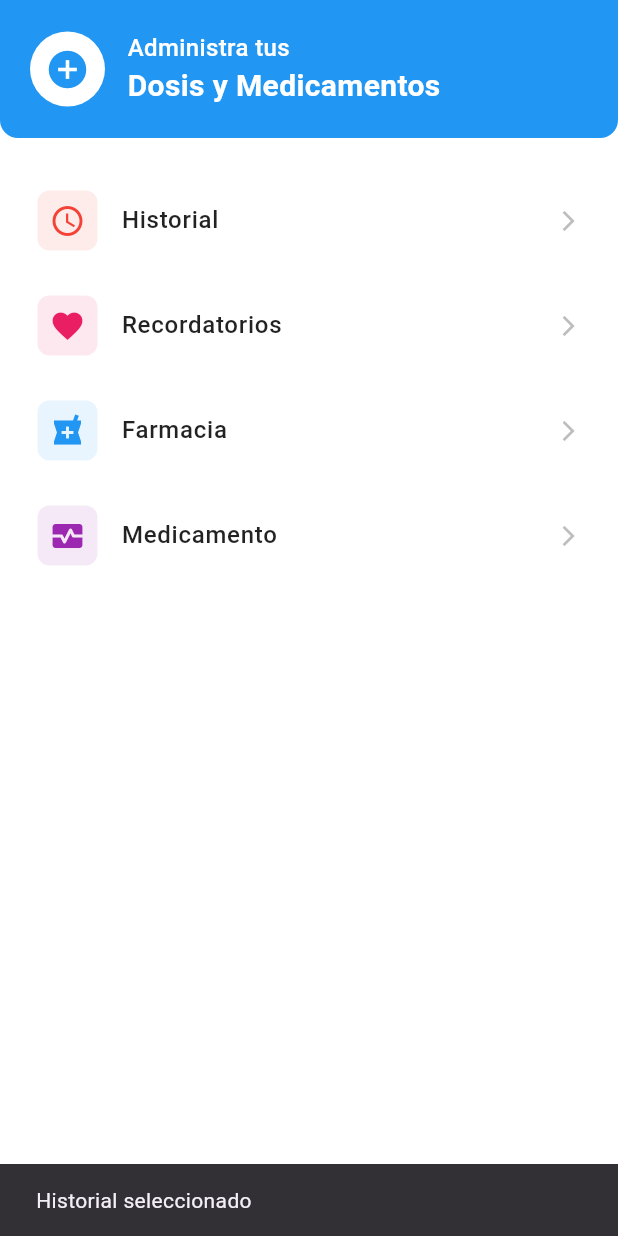
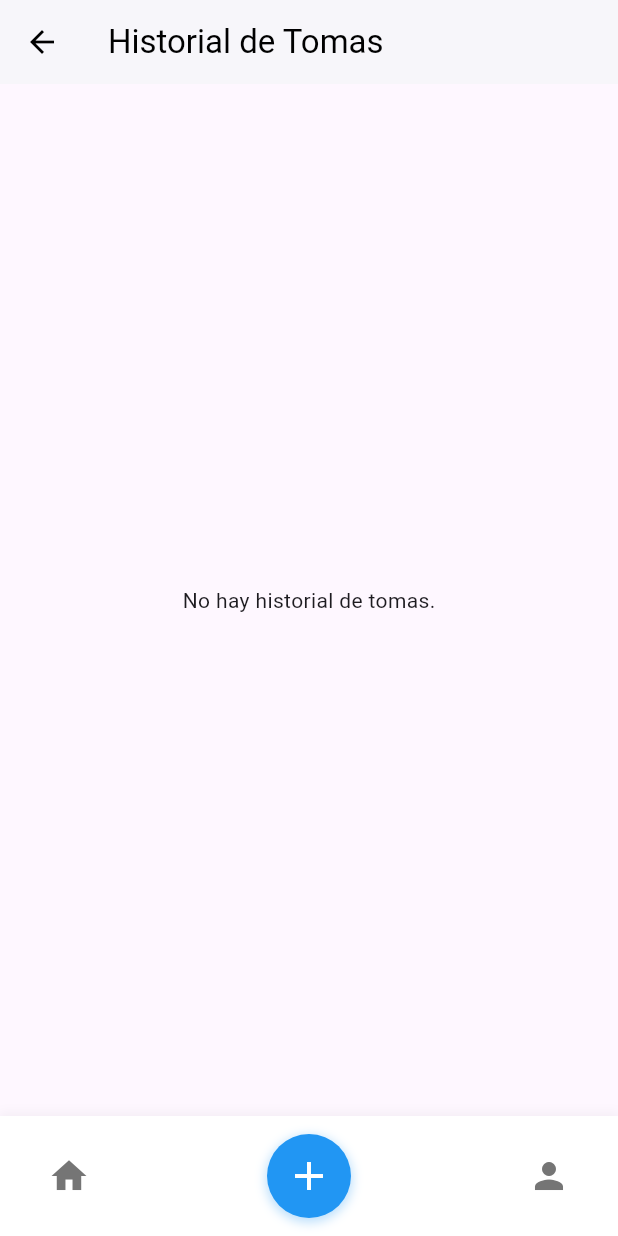
Before and after one commit to Diomastrio/medigo, a Flutter app: the MenuScreen widget shown alone on an empty page, opened directly with empty values, after a tap on "Historial", on a phone screen of 412 x 824 dp. Run offline on Flutter 3.47's test engine with Material 3 defaults, Android fonts, the phone set to English and light mode, and no system bars; our stand-ins replace flutter_local_notifications, shared_preferences, sqflite, timezone; missing offline and left inert: android_alarm_manager_plus; accounts and stored records are empty.

Commit message:
Add dose history feature with database integration and UI updates

```diff
--- a/lib/data/database_helper.dart
+++ b/lib/data/database_helper.dart
@@ -2,7 +2,8 @@ import 'package:path/path.dart';
 import 'package:sqflite/sqflite.dart';
 import 'models/medicine.dart';
 import 'models/reminder.dart';
-import '../services/notification_service.dart'; // Add this import
+import 'models/dose_history.dart'; // Import the new model
+import '../services/notification_service.dart';
 
 class DatabaseHelper {
   static final DatabaseHelper _instance = DatabaseHelper._internal();
@@ -21,7 +22,7 @@ class DatabaseHelper {
     String path = join(await getDatabasesPath(), 'medicine.db');
     return await openDatabase(
       path,
-      version: 2, // Increment version
+      version: 3, // Increment version
       onCreate: (db, version) async {
         await db.execute('''
           CREATE TABLE medicines(
@@ -30,11 +31,15 @@ class DatabaseHelper {
           )
         ''');
         await _createRemindersTable(db); // Call create for new table
+        await _createDoseHistoryTable(db); // Create history table
         await _seedDatabase(db);
       },
       onUpgrade: (db, oldVersion, newVersion) async {
         if (oldVersion < 2) {
           await _createRemindersTable(db);
+        }
+        if (oldVersion < 3) {
+          await _createDoseHistoryTable(db); // Create history table on upgrade
         }
       },
     );
@@ -52,6 +57,18 @@ class DatabaseHelper {
         timing TEXT,
         duration INTEGER,
         durationType TEXT
+      )
+    ''');
+  }
+
+  Future<void> _createDoseHistoryTable(Database db) async {
+    await db.execute('''
+      CREATE TABLE dose_history(
+        id INTEGER PRIMARY KEY AUTOINCREMENT,
+        reminderId INTEGER,
+        medicineName TEXT,
+        doseDetails TEXT,
+        takenAt TEXT
       )
     ''');
   }
@@ -96,6 +113,26 @@ class DatabaseHelper {
   Future<void> deleteMedicine(int id) async {
     final db = await database;
     await db.delete('medicines', where: 'id = ?', whereArgs: [id]);
+  }
+
+  // Add methods for dose history
+  Future<void> addDoseHistory(Reminder reminder) async {
+    final db = await database;
+    final history = DoseHistory(
+      reminderId: reminder.id!,
+      medicineName: reminder.medicineName,
+      doseDetails: '${reminder.doseCount} ${reminder.doseType} (${reminder.doseUnit})',
+      takenAt: DateTime.now().toIso8601String(),
+    );
+    await db.insert('dose_history', history.toMap());
+  }
+
+  Future<List<DoseHistory>> getDoseHistory() async {
+    final db = await database;
+    final List<Map<String, dynamic>> maps = await db.query('dose_history', orderBy: 'takenAt DESC');
+    return List.generate(maps.length, (i) {
+      return DoseHistory.fromMap(maps[i]);
+    });
   }
 
   Future<List<Reminder>> getReminders() async {
--- /dev/null
+++ b/lib/data/models/dose_history.dart
@@ -0,0 +1,36 @@
+// filepath: lib/data/models/dose_history.dart
+class DoseHistory {
+  final int? id;
+  final int reminderId;
+  final String medicineName;
+  final String doseDetails;
+  final String takenAt; // ISO 8601 format
+
+  DoseHistory({
+    this.id,
+    required this.reminderId,
+    required this.medicineName,
+    required this.doseDetails,
+    required this.takenAt,
+  });
+
+  Map<String, dynamic> toMap() {
+    return {
+      'id': id,
+      'reminderId': reminderId,
+      'medicineName': medicineName,
+      'doseDetails': doseDetails,
+      'takenAt': takenAt,
+    };
+  }
+
+  factory DoseHistory.fromMap(Map<String, dynamic> map) {
+    return DoseHistory(
+      id: map['id'],
+      reminderId: map['reminderId'],
+      medicineName: map['medicineName'],
+      doseDetails: map['doseDetails'],
+      takenAt: map['takenAt'],
+    );
+  }
+}
--- /dev/null
+++ b/lib/screens/history_screen.dart
@@ -0,0 +1,89 @@
+import 'package:flutter/material.dart';
+import 'package:intl/intl.dart';
+import 'package:medigo/screens/home_screen.dart';
+import '../data/database_helper.dart';
+import '../data/models/dose_history.dart';
+import '../widgets/custom_bottom_nav_bar.dart';
+
+class HistoryScreen extends StatefulWidget {
+  const HistoryScreen({Key? key}) : super(key: key);
+
+  @override
+  _HistoryScreenState createState() => _HistoryScreenState();
+}
+
+class _HistoryScreenState extends State<HistoryScreen> {
+  late Future<List<DoseHistory>> _historyFuture;
+
+  @override
+  void initState() {
+    super.initState();
+    _historyFuture = DatabaseHelper().getDoseHistory();
+  }
+
+  @override
+  Widget build(BuildContext context) {
+    return Scaffold(
+      appBar: AppBar(
+        title: const Text('Historial de Tomas'),
+        backgroundColor: Colors.white,
+        foregroundColor: Colors.black,
+        elevation: 1,
+      ),
+      body: FutureBuilder<List<DoseHistory>>(
+        future: _historyFuture,
+        builder: (context, snapshot) {
+          if (snapshot.connectionState == ConnectionState.waiting) {
+            return const Center(child: CircularProgressIndicator());
+          } else if (snapshot.hasError) {
+            return Center(child: Text('Error: ${snapshot.error}'));
+          } else if (!snapshot.hasData || snapshot.data!.isEmpty) {
+            return const Center(child: Text('No hay historial de tomas.'));
+          }
+
+          final historyList = snapshot.data!;
+          return ListView.builder(
+            itemCount: historyList.length,
+            itemBuilder: (context, index) {
+              final history = historyList[index];
+              final takenAt = DateTime.parse(history.takenAt);
+              final formattedDate = DateFormat.yMMMd().format(takenAt);
+              final formattedTime = DateFormat.jm().format(takenAt);
+
+              return Card(
+                margin: const EdgeInsets.symmetric(horizontal: 16, vertical: 8),
+                child: ListTile(
+                  leading: const Icon(Icons.check_circle, color: Colors.green),
+                  title: Text(
+                    history.medicineName,
+                    style: const TextStyle(fontWeight: FontWeight.bold),
+                  ),
+                  subtitle: Text(history.doseDetails),
+                  trailing: Text(
+                    '$formattedDate\n$formattedTime',
+                    textAlign: TextAlign.right,
+                  ),
+                ),
+              );
+            },
+          );
+        },
+      ),
+      bottomNavigationBar: CustomBottomNavBar(
+        currentIndex: -1, // No item is selected on the history screen
+        onTap: (index) {
+          if (index == 0) {
+            // Navigate to Home Screen
+            Navigator.pushAndRemoveUntil(
+              context,
+              MaterialPageRoute(builder: (context) => HomeScreen()),
+              (route) => false,
+            );
+          }
+          // The profile is part of the home screen, so we can navigate there too.
+          // For now, we'll just handle the home button.
+        },
+      ),
+    );
+  }
+}
--- a/lib/screens/menu_screen.dart
+++ b/lib/screens/menu_screen.dart
@@ -1,6 +1,7 @@
 import 'package:flutter/material.dart';
 import 'recordatorio_screen.dart'; // Add this import
 import 'farmacia_screen.dart';
+import 'history_screen.dart'; // Add this import
 
 class MenuScreen extends StatelessWidget {
   final VoidCallback onMenuClose;
@@ -136,7 +137,11 @@ class MenuScreen extends StatelessWidget {
               onMenuClose();
 
               // Navigate to specific screens based on the selected item
-              if (item['label'] == 'Recordatorios') {
+              if (item['label'] == 'Historial') {
+                Navigator.of(context).push(
+                  MaterialPageRoute(builder: (context) => HistoryScreen()),
+                );
+              } else if (item['label'] == 'Recordatorios') {
                 Navigator.of(context).push(
                   MaterialPageRoute(
                     builder: (context) => CrearRecordatorioScreen(),
--- a/pubspec.yaml
+++ b/pubspec.yaml
@@ -39,6 +39,7 @@ dependencies:
   flutter_local_notifications: ^17.2.2
   timezone: ^0.9.4
   android_alarm_manager_plus: ^4.0.0
+  intl: ^0.19.0
 
 dev_dependencies:
   flutter_test:
```
Also changed, not shown: lib/screens/confirmation_screen.dart (+6 -19 lines), lib/screens/home_screen.dart (+9 -0 lines), lib/widgets/modals/confirm_success.dart (+12 -3 lines), pubspec.lock.
